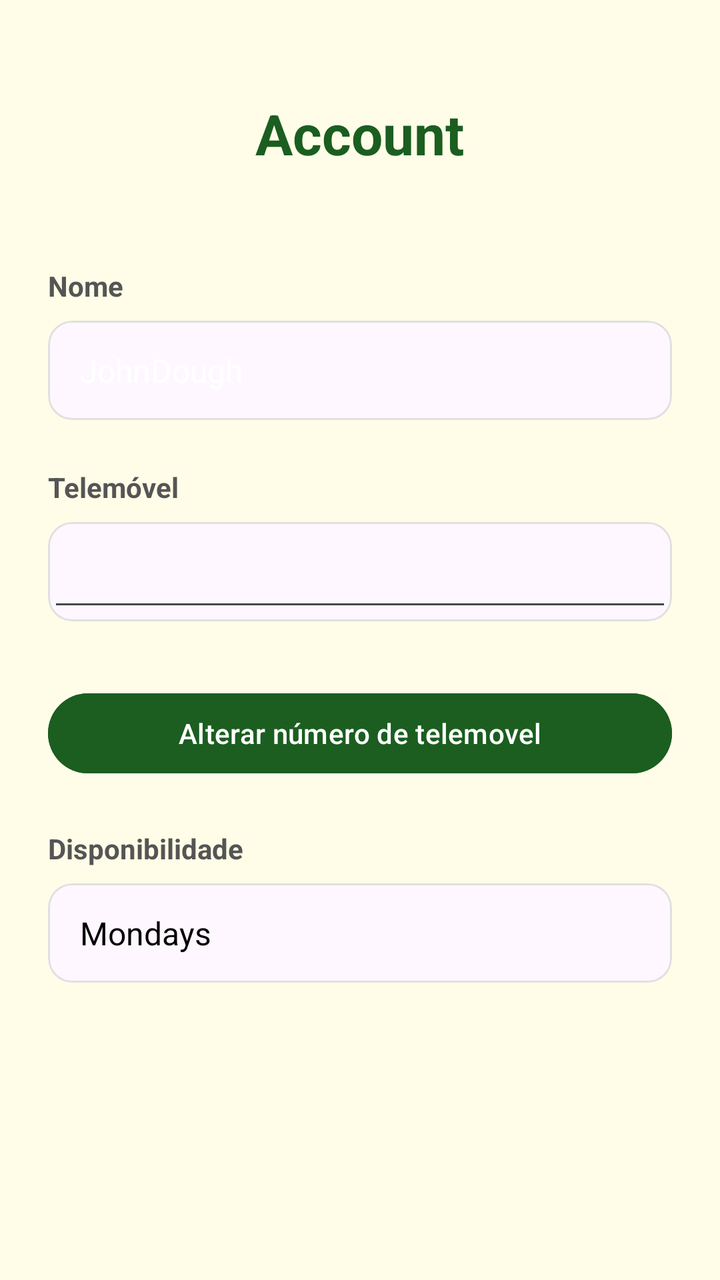
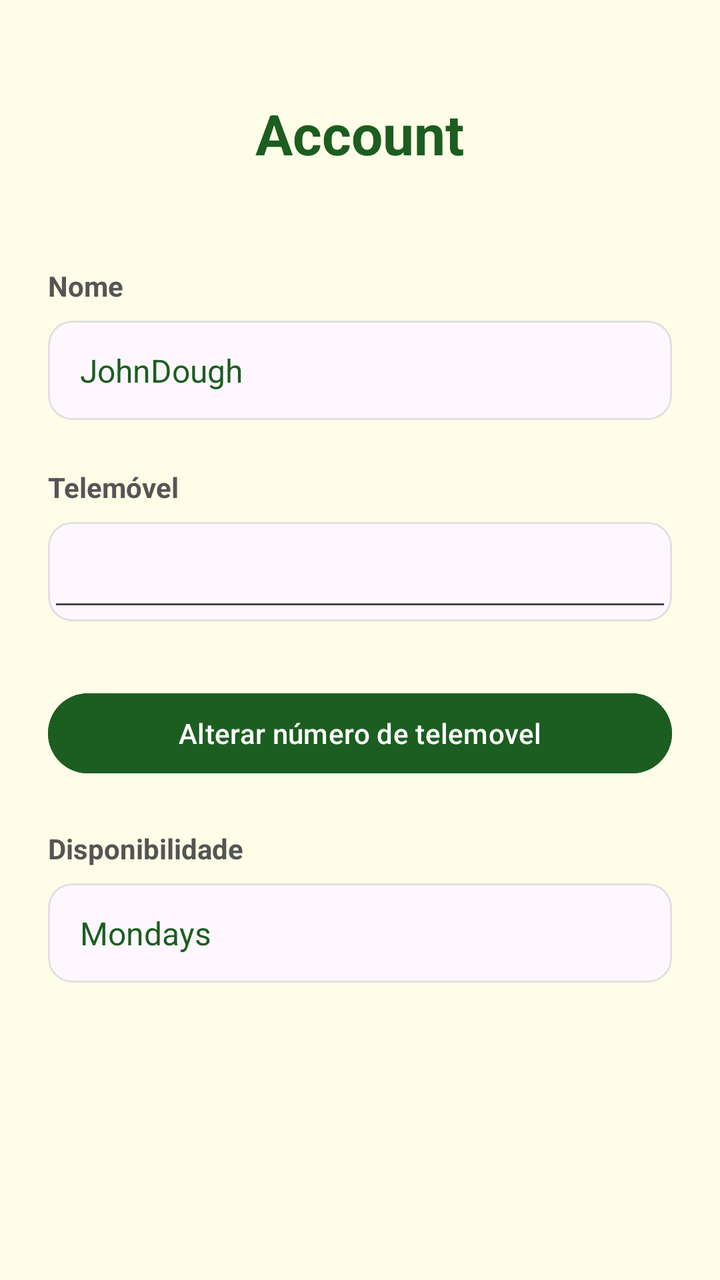

An Android layout rendered at two revisions. The XML below is the earlier revision; the diff shows what the commit changed to produce the second picture.
<!-- AndroidManifest.xml: application theme Theme.PrimeiraApp -->
<!-- res/layout/activity_account_page.xml -->
<ScrollView xmlns:android="http://schemas.android.com/apk/res/android"
    android:id="@+id/main"
    android:layout_width="match_parent"
    android:layout_height="match_parent"
    android:background="@color/background"
    android:fillViewport="true"
    >

    <LinearLayout
        android:layout_width="match_parent"
        android:layout_height="wrap_content"
        android:orientation="vertical"
        android:padding="24dp">


        <TextView
            android:layout_width="wrap_content"
            android:layout_height="wrap_content"
            android:layout_gravity="center_horizontal"
            android:layout_marginTop="24dp"
            android:text="Account"
            android:textColor="@color/text_primary"
            android:textSize="28sp"
            android:textStyle="bold" />

        <View
            android:layout_width="0dp"
            android:layout_height="48dp" />

        <TextView
            android:layout_width="wrap_content"
            android:layout_height="wrap_content"
            android:text="Nome"
            android:textColor="@color/text_secondary"
            android:textSize="14sp"
            android:textStyle="bold" />

        <View
            android:layout_width="0dp"
            android:layout_height="8dp" />

        <com.google.android.material.card.MaterialCardView
            android:layout_width="match_parent"
            android:layout_height="wrap_content"
            app:cardCornerRadius="12dp"
            app:cardElevation="0dp"
            app:strokeColor="#E0E0E0"
            app:strokeWidth="1dp"
            xmlns:app="http://schemas.android.com/apk/res-auto">

            <TextView
                android:id="@+id/name"
                android:layout_width="match_parent"
                android:layout_height="wrap_content"
                android:paddingHorizontal="16dp"
                android:paddingVertical="14dp"
                android:text="JohnDough"
                android:textColor="@color/white"
                android:textSize="16sp" />

        </com.google.android.material.card.MaterialCardView>

        <View
            android:layout_width="0dp"
            android:layout_height="24dp" />

        <TextView
            android:layout_width="wrap_content"
            android:layout_height="wrap_content"
            android:text="Telemóvel"
            android:textColor="@color/text_secondary"
            android:textSize="14sp"
            android:textStyle="bold" />

        <View
            android:layout_width="0dp"
            android:layout_height="8dp" />

        <com.google.android.material.card.MaterialCardView
            android:layout_width="match_parent"
            android:layout_height="wrap_content"
            app:cardCornerRadius="12dp"
            app:cardElevation="0dp"
            app:strokeColor="#E0E0E0"
            app:strokeWidth="1dp"
            xmlns:app="http://schemas.android.com/apk/res-auto">

            <EditText
                android:id="@+id/phonenumber"
                android:layout_width="match_parent"
                android:layout_height="wrap_content"
                android:paddingHorizontal="16dp"
                android:paddingVertical="14dp"
                android:clickable="true"
                android:textColor="@color/white"
                android:textSize="16sp" />

        </com.google.android.material.card.MaterialCardView>

        <Button
            android:id="@+id/btnSave"
            android:layout_width="match_parent"
            android:layout_height="wrap_content"
            android:layout_marginTop="32dp"
            android:backgroundTint="@color/text_primary"
            android:text="Alterar número de telemovel"

            android:textColor="@color/white" />

        <View
            android:layout_width="0dp"
            android:layout_height="24dp" />

        <TextView
            android:layout_width="wrap_content"
            android:layout_height="wrap_content"
            android:text="Disponibilidade"
            android:textColor="@color/text_secondary"
            android:textSize="14sp"
            android:textStyle="bold" />

        <View
            android:layout_width="0dp"
            android:layout_height="8dp" />

        <com.google.android.material.card.MaterialCardView
            android:layout_width="match_parent"
            android:layout_height="wrap_content"
            app:cardCornerRadius="12dp"
            app:cardElevation="0dp"
            app:strokeColor="#E0E0E0"
            app:strokeWidth="1dp"
            xmlns:app="http://schemas.android.com/apk/res-auto">

            <TextView
                android:id="@+id/availability"
                android:layout_width="match_parent"
                android:layout_height="wrap_content"
                android:paddingHorizontal="16dp"
                android:paddingVertical="14dp"
                android:text="Mondays"
                android:textColor="@color/black"
                android:textSize="16sp" />

        </com.google.android.material.card.MaterialCardView>

    </LinearLayout>

</ScrollView>
<!-- resources referenced by this layout -->
<resources>
  <color name="background">#FFFDE7</color>
  <color name="black">#FF000000</color>
  <color name="text_primary">#1B5E20</color>
  <color name="text_secondary">#555555</color>
  <color name="white">#FFFFFFFF</color>
  <style name="Theme.PrimeiraApp" parent="Base.Theme.PrimeiraApp" />
  <style name="Base.Theme.PrimeiraApp" parent="Theme.Material3.DayNight.NoActionBar">
          <item name="colorPrimary">@color/primary</item>
          <item name="colorOnPrimary">@color/on_primary</item>
          <item name="colorPrimaryContainer">@color/primary_container</item>
          <item name="colorSecondary">@color/secondary</item>
          <item name="colorOnSecondary">@color/on_secondary</item>
          <item name="android:statusBarColor">@color/secondary</item>
          <item name="android:windowBackground">@color/background</item>
      </style>
  <color name="primary">#F5C518</color>
  <color name="on_primary">#1B5E20</color>
  <color name="primary_container">#FFFDE7</color>
  <color name="secondary">#1B5E20</color>
  <color name="on_secondary">#FFFFFF</color>
</resources>

<!-- the commit's change to res/layout/activity_account_page.xml (unified diff, before → after) -->
@@ -55,7 +55,7 @@
                 android:paddingHorizontal="16dp"
                 android:paddingVertical="14dp"
                 android:text="JohnDough"
-                android:textColor="@color/white"
+                android:textColor="@color/text_primary"
                 android:textSize="16sp" />
 
         </com.google.android.material.card.MaterialCardView>
@@ -92,7 +92,7 @@
                 android:paddingHorizontal="16dp"
                 android:paddingVertical="14dp"
                 android:clickable="true"
-                android:textColor="@color/white"
+                android:textColor="@color/text_primary"
                 android:textSize="16sp" />
 
         </com.google.android.material.card.MaterialCardView>
@@ -139,7 +139,7 @@
                 android:paddingHorizontal="16dp"
                 android:paddingVertical="14dp"
                 android:text="Mondays"
-                android:textColor="@color/black"
+                android:textColor="@color/text_primary"
                 android:textSize="16sp" />
 
         </com.google.android.material.card.MaterialCardView>
<!-- resource entries referenced after the edit -->
@@ -1,7 +1,6 @@
 <!-- resources referenced by this layout -->
 <resources>
   <color name="background">#FFFDE7</color>
-  <color name="black">#FF000000</color>
   <color name="text_primary">#1B5E20</color>
   <color name="text_secondary">#555555</color>
   <color name="white">#FFFFFFFF</color>
